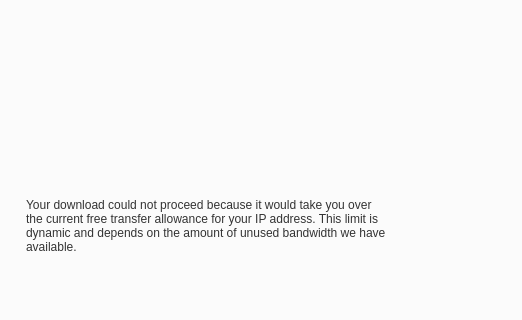
Before: the Qt Designer form src/MEGASync/gui/win/UpgradeDialog.ui in meganz/MEGAsync, drawn with Qt 5; both pictures show x 0 to 522 and y 280 to 600 of the 800 by 600 pixel window.
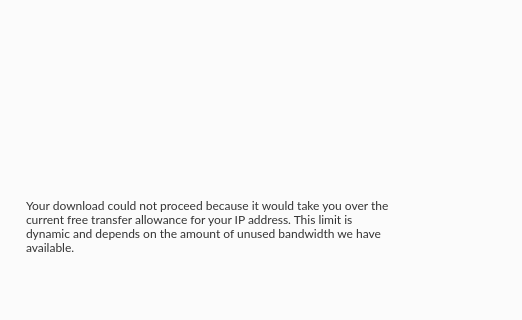
After: the same form once the commit is applied.

Commit message: Use Lato font along the whole app

What changed in the file:
```diff
--- a/src/MEGASync/gui/win/UpgradeDialog.ui
+++ b/src/MEGASync/gui/win/UpgradeDialog.ui
@@ -32,14 +32,14 @@
 }
 #lDescRecommendation, #lDescInfo
 {
-  font-family: HelveticaNeue;
+  font-family: Lato;
   font-size: 12px;
   line-height: 1.5;
   color: #333333;
 }
 #lRemainingTime
 {
-  font-family: HelveticaNeue;
+  font-family: Lato;
   font-size: 14px;
   color: #333333;
 }</string>
```
The commit also changes 62 other files.
